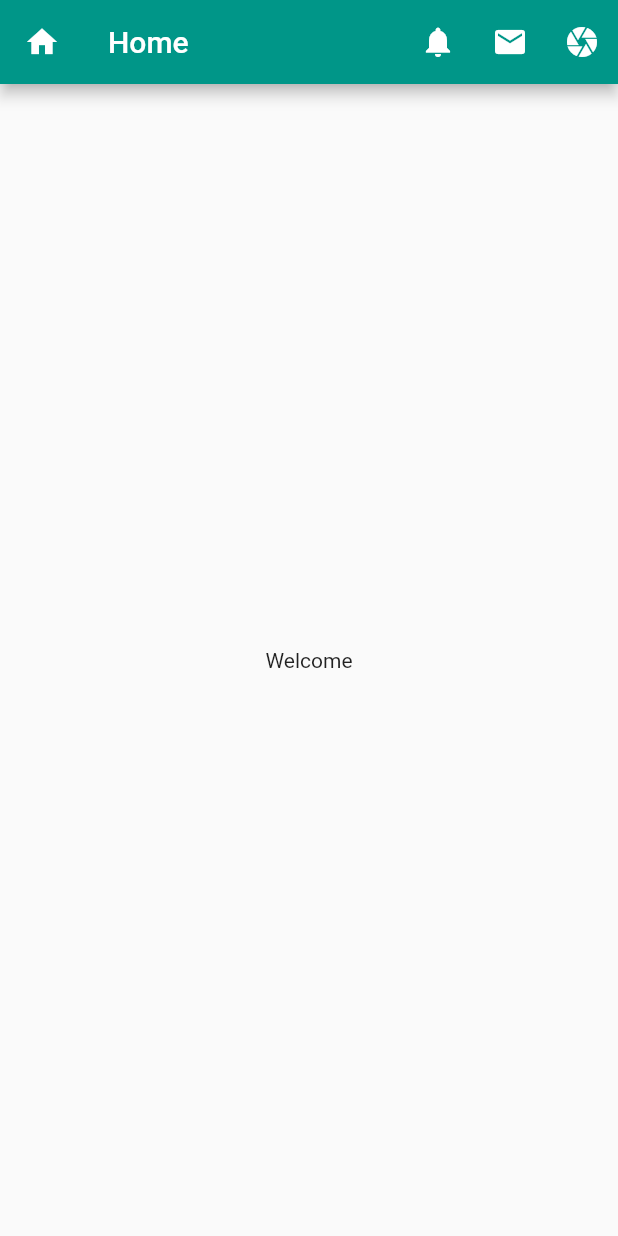
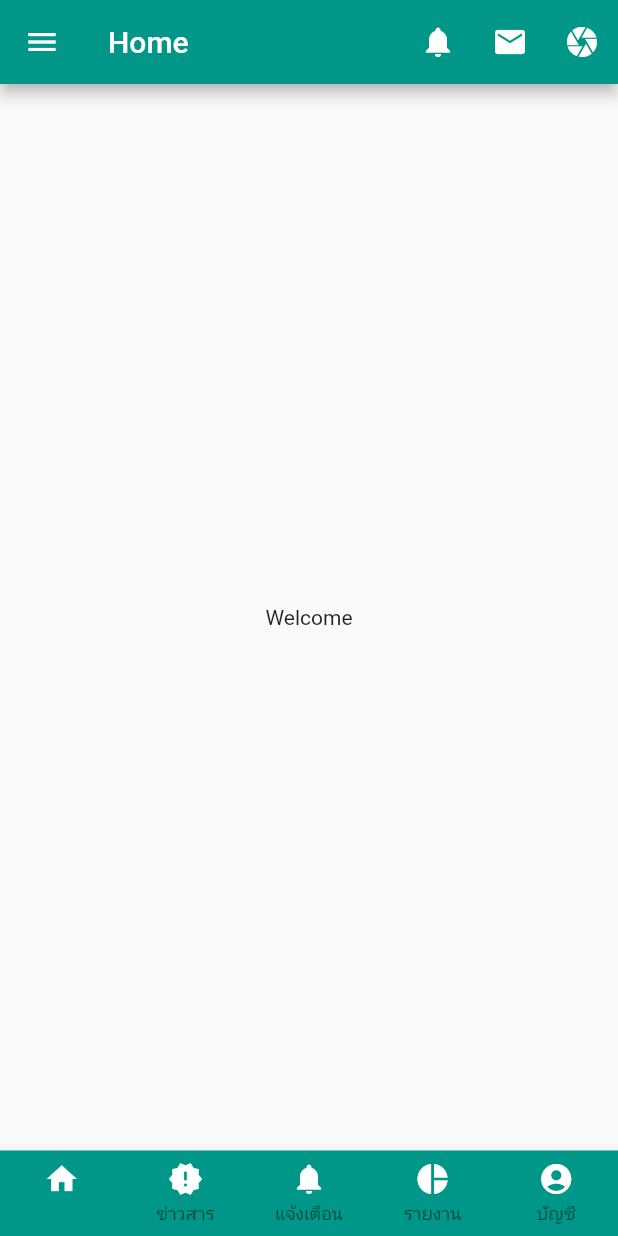
Before and after one commit to iamsamitdev/flutter_layout, a Flutter app: the screen it shows after launch, on a phone screen of 412 x 824 dp. Run offline on Flutter 3.47's test engine with Material 2 defaults, Android fonts, the phone set to English and light mode, and no system bars.

Commit message:
update menu

```diff
--- a/lib/main.dart
+++ b/lib/main.dart
@@ -5,14 +5,11 @@ void main() {
 }
 
 class MyApp extends StatelessWidget {
-
   @override
   Widget build(BuildContext context) {
     return MaterialApp(
       debugShowCheckedModeBanner: false,
-      theme: ThemeData(
-        primarySwatch: Colors.teal
-      ),
+      theme: ThemeData(primarySwatch: Colors.teal),
       home: HomePage(),
     );
   }
@@ -30,26 +27,85 @@ class _HomePageState extends State<HomePage> {
   Widget build(BuildContext context) {
     return Scaffold(
       appBar: AppBar(
-        leading: Icon(Icons.home),
         title: Text('Home'),
         actions: [
-          IconButton(
-            icon: Icon(Icons.notifications),
-            onPressed: (){}
-          ),
-          IconButton(
-            icon: Icon(Icons.email),
-            onPressed: (){}
-          ),
-          IconButton(
-            icon: Icon(Icons.camera),
-            onPressed: (){}
-          )
+          IconButton(icon: Icon(Icons.notifications), onPressed: () {}),
+          IconButton(icon: Icon(Icons.email), onPressed: () {}),
+          IconButton(icon: Icon(Icons.camera), onPressed: () {})
         ],
       ),
       body: Center(
         child: Text('Welcome'),
       ),
+      drawer: SafeArea(
+          child: Drawer(
+        child: ListView(
+          children: [
+            UserAccountsDrawerHeader(
+              currentAccountPicture: CircleAvatar(
+                backgroundImage: AssetImage('assets/images/avatar.jpg'),
+              ),
+              accountName: Text('Samit Koyom'),
+              accountEmail: Text('samit@gmail.com'),
+              decoration: BoxDecoration(
+                  color: Colors.deepPurple,
+                  image: DecorationImage(
+                      image: AssetImage('assets/images/greenbg3.jpg'),
+                      fit: BoxFit.fill)),
+            ),
+            ListTile(
+              leading: Icon(Icons.home),
+              title: Text('หน้าหลัก'),
+              onTap: () {},
+            ),
+            ListTile(
+              leading: Icon(Icons.new_releases),
+              title: Text('ข่าวสาร'),
+              onTap: () {},
+            ),
+            ListTile(
+              leading: Icon(Icons.account_box),
+              title: Text('บัญชีผู้ใช้'),
+              onTap: () {},
+            ),
+            ListTile(
+              leading: Icon(Icons.exit_to_app),
+              title: Text('ออกจากระบบ'),
+              onTap: () {},
+            ),
+          ],
+        ),
+      )
+      ),
+
+      bottomNavigationBar: BottomNavigationBar(
+        backgroundColor: Colors.teal,
+        currentIndex: 0,
+        type: BottomNavigationBarType.fixed,
+        items: <BottomNavigationBarItem> [
+          BottomNavigationBarItem(
+            icon: Icon(Icons.home, color: Colors.white,),
+            title: Text('หน้าหลัก', style: TextStyle(color: Colors.white),)
+          ),
+          BottomNavigationBarItem(
+            icon: Icon(Icons.new_releases, color: Colors.white,),
+            title: Text('ข่าวสาร',style: TextStyle(color: Colors.white))
+          ),
+          BottomNavigationBarItem(
+            icon: Icon(Icons.notifications, color: Colors.white,),
+            title: Text('แจ้งเตือน',style: TextStyle(color: Colors.white))
+          ),
+          BottomNavigationBarItem(
+            icon: Icon(Icons.pie_chart, color: Colors.white,),
+            title: Text('รายงาน',style: TextStyle(color: Colors.white))
+          ),
+          BottomNavigationBarItem(
+            icon: Icon(Icons.account_circle, color: Colors.white,),
+            title: Text('บัญชี',style: TextStyle(color: Colors.white))
+          ),
+        ]
+      ),
+
     );
   }
 }
--- a/pubspec.yaml
+++ b/pubspec.yaml
@@ -45,8 +45,8 @@ flutter:
   uses-material-design: true
 
   # To add assets to your application, add an assets section, like this:
-  # assets:
-  #   - images/a_dot_burr.jpeg
+  assets:
+    - assets/images/
   #   - images/a_dot_ham.jpeg
 
   # An image asset can refer to one or more resolution-specific "variants", see
```
Also changed, not shown: assets/images/avatar.jpg (added), assets/images/greenbg3.jpg (added).
